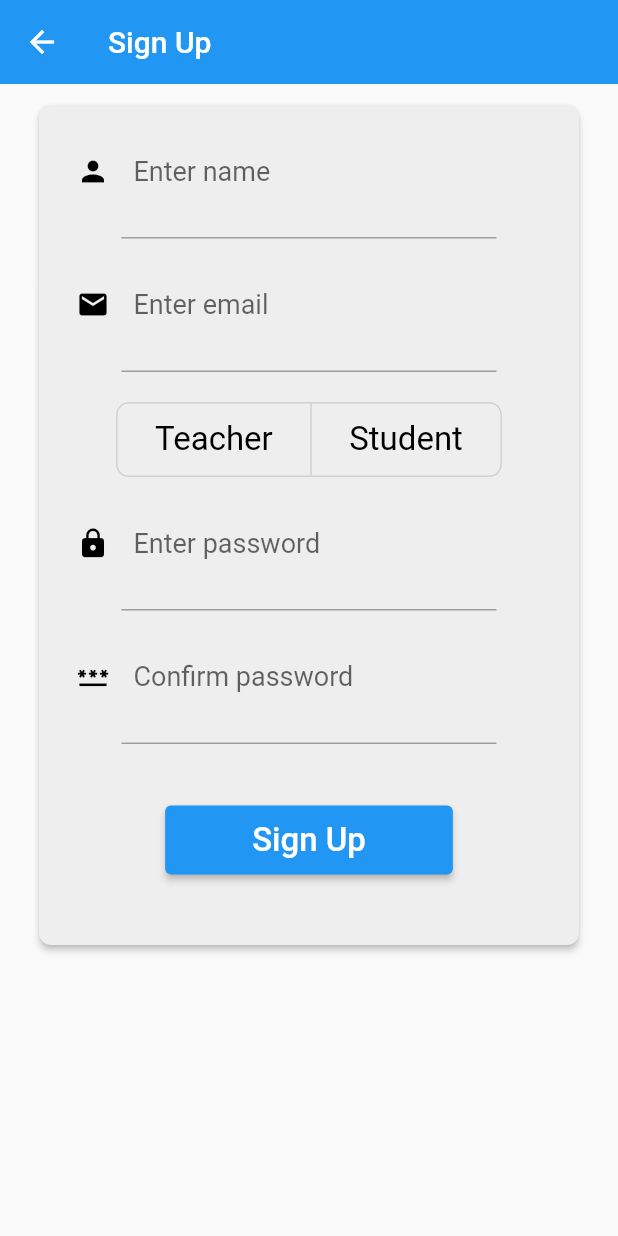
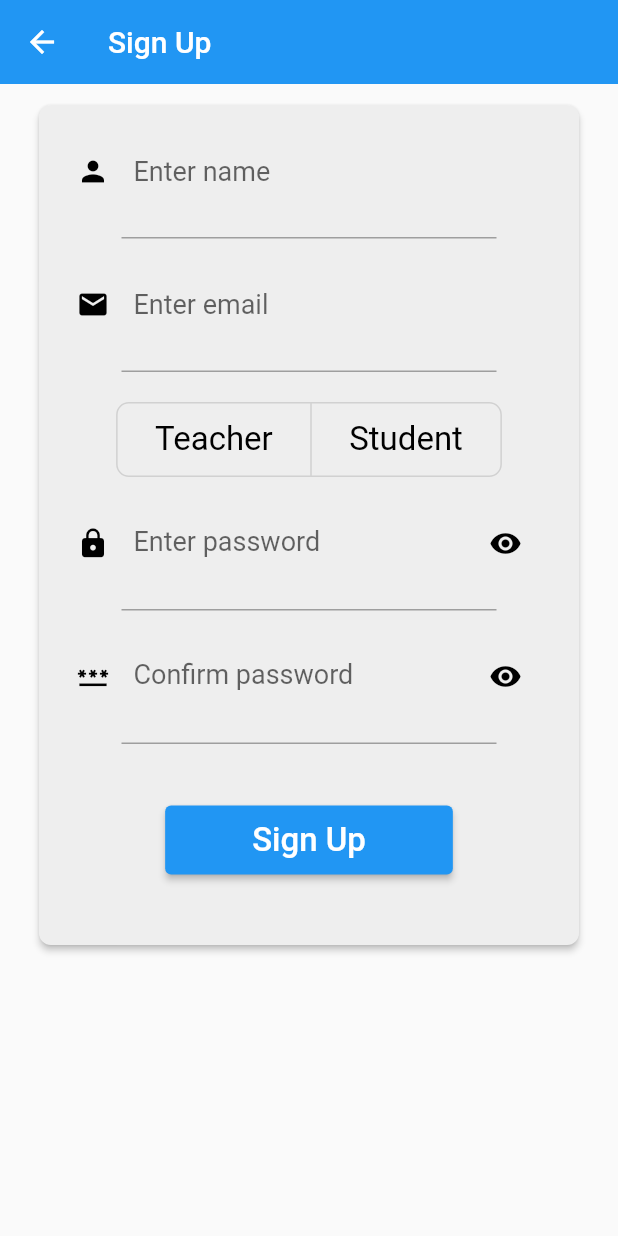
Before and after one commit to VishalZ123/Face-Attendance, a Flutter app: the Signup screen opened by its route, on a phone screen of 412 x 824 dp. Run offline on Flutter 3.47's test engine with Material 2 defaults, Android fonts, the phone set to English and light mode, and no system bars; our stand-ins replace camera, flutter_secure_storage; accounts and stored records are empty; network calls fail; Roboto replaces fonts that are missing (SignikaSemiBold).

Commit message:
Fix storage read issues and adds obscure password input

```diff
--- a/frontend/face_attendance/lib/auth/signup.dart
+++ b/frontend/face_attendance/lib/auth/signup.dart
@@ -1,10 +1,9 @@
 // ignore_for_file: use_build_context_synchronously
 
 import 'dart:convert';
-
 import 'package:flutter/material.dart';
 import 'package:http/http.dart' as http;
-import '../token_storage.dart';
+import '../storage.dart';
 
 class Signup extends StatefulWidget {
   const Signup({Key? key}) : super(key: key);
@@ -21,6 +20,8 @@ class SignUpState extends State<Signup> {
   final TextEditingController confirmPasswordController =
       TextEditingController();
   List<bool> isSelected = [false, false];
+  bool visibility1 = true;
+  bool visibility2 = true;
 
   @override
   Widget build(BuildContext context) {
@@ -171,22 +172,38 @@ class SignUpState extends State<Signup> {
                                     left: 25.0,
                                     right: 25.0),
                                 child: TextField(
+                                  obscureText: visibility1,
                                   controller: passwordController,
                                   style: const TextStyle(
                                       fontFamily: "SignikaSemiBold",
                                       fontSize: 16.0,
                                       color: Colors.black),
-                                  decoration: const InputDecoration(
-                                      border: InputBorder.none,
-                                      icon: Icon(
-                                        Icons.lock,
+                                  decoration: InputDecoration(
+                                    border: InputBorder.none,
+                                    icon: const Icon(
+                                      Icons.lock,
+                                      color: Colors.black,
+                                      size: 22.0,
+                                    ),
+                                    hintText: "Enter password",
+                                    hintStyle: const TextStyle(
+                                        fontFamily: "SignikaSemiBold",
+                                        fontSize: 18.0),
+                                    suffixIcon: GestureDetector(
+                                      onTap: () {
+                                        setState(() {
+                                          visibility1 = !visibility1;
+                                        });
+                                      },
+                                      child: Icon(
+                                        visibility1
+                                            ? Icons.visibility
+                                            : Icons.visibility_off,
                                         color: Colors.black,
                                         size: 22.0,
                                       ),
-                                      hintText: "Enter password",
-                                      hintStyle: TextStyle(
-                                          fontFamily: "SignikaSemiBold",
-                                          fontSize: 18.0)),
+                                    ),
+                                  ),
                                 ),
                               ),
                               Container(
@@ -206,17 +223,31 @@ class SignUpState extends State<Signup> {
                                       fontFamily: "SignikaSemiBold",
                                       fontSize: 16.0,
                                       color: Colors.black),
-                                  decoration: const InputDecoration(
+                                  decoration: InputDecoration(
                                       border: InputBorder.none,
-                                      icon: Icon(
+                                      icon: const Icon(
                                         Icons.password,
                                         color: Colors.black,
                                         size: 22.0,
                                       ),
                                       hintText: "Confirm password",
-                                      hintStyle: TextStyle(
+                                      hintStyle: const TextStyle(
                                           fontFamily: "SignikaSemiBold",
-                                          fontSize: 18.0)),
+                                          fontSize: 18.0),
+                                      suffixIcon: GestureDetector(
+                                        onTap: () {
+                                          setState(() {
+                                            visibility2 = !visibility2;
+                                          });
+                                        },
+                                        child: Icon(
+                                          visibility2
+                                              ? Icons.visibility
+                                              : Icons.visibility_off,
+                                          color: Colors.black,
+                                          size: 22.0,
+                                        ),
+                                      )),
                                 ),
                               ),
                               Container(
@@ -333,7 +364,7 @@ Future signup(username, email, password, teacher, student, context) async {
     Map<String, dynamic> data = jsonDecode(response.body);
     if (response.statusCode == 200) {
       String token = data["token"];
-      TokenStorage.writeToken('token', token);
+      FlutterStorage.writeVal('token', token);
       return true;
     } else {
       ScaffoldMessenger.of(context).showSnackBar(SnackBar(
```
Also changed, not shown: frontend/face_attendance/lib/auth/login.dart (+32 -20 lines), frontend/face_attendance/lib/camera/sendphotos.dart (+8 -13 lines), frontend/face_attendance/lib/dashboard/side_panel.dart (+18 -42 lines), frontend/face_attendance/lib/dashboard/student.dart (+10 -8 lines), frontend/face_attendance/lib/dashboard/teacher.dart (+10 -8 lines), frontend/face_attendance/lib/home.dart (+9 -1 lines), frontend/face_attendance/lib/storage.dart (added, +25 -0 lines), frontend/face_attendance/assets/marked.gif.
